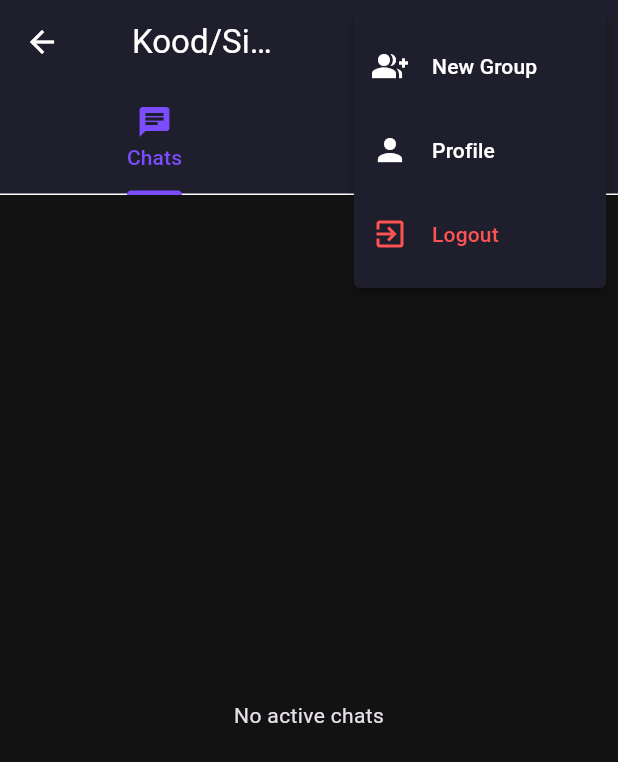
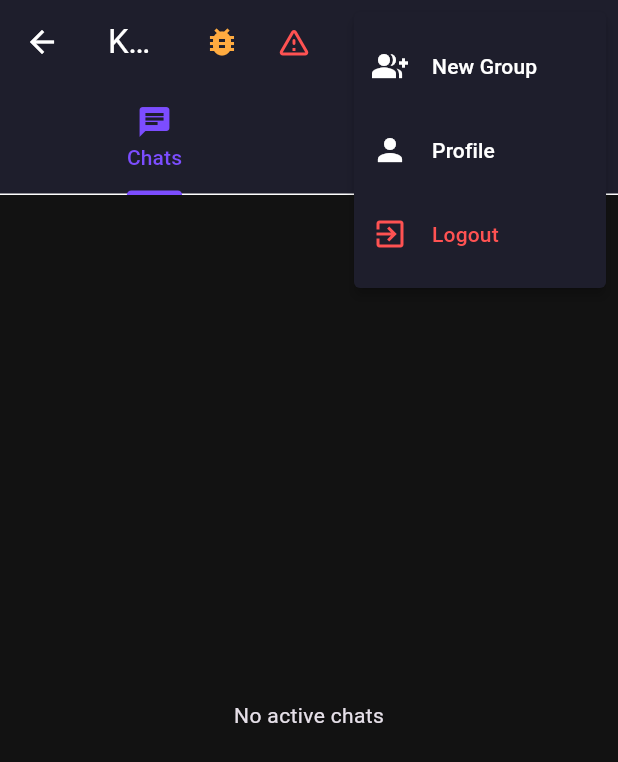
Before and after one commit to onejensen/web-messenger, a Flutter app: the HomeScreen screen opened by its route, after a tap on the "more vert" icon, on a phone screen of 412 x 824 dp. Shown: the top 762 px of the screen. Run offline on Flutter 3.47's test engine with Material 3 defaults, Android fonts, the phone set to English and light mode, and no system bars; our stand-ins replace audioplayers, chewie, flutter_secure_storage, image_picker, permission_handler, shared_preferences and 2 more; missing offline and left inert: record; accounts and stored records are empty; network calls fail.

Commit message:
Add explicit test buttons to AppBar for error recovery demonstration

```diff
--- a/frontend/lib/screens/home_screen.dart
+++ b/frontend/lib/screens/home_screen.dart
@@ -140,21 +140,7 @@ class _HomeScreenState extends State<HomeScreen> with WidgetsBindingObserver {
     final chat = Provider.of<ChatProvider>(context, listen: false);
 
     return AppBar(
-      centerTitle: true,
-      title: InkWell(
-        onDoubleTap: () {
-          debugPrint('Simulating UI Crash...');
-          throw FlutterError('Simulated UI crash for demonstration');
-        },
-        onLongPress: () {
-          debugPrint('Simulating Async Error...');
-          Future.error('Simulated asynchronous exception for demonstration');
-        },
-        child: Padding(
-          padding: const EdgeInsets.symmetric(vertical: 8.0, horizontal: 16.0),
-          child: const Text('Kood/Sisu Messenger'),
-        ),
-      ),
+      title: const Text('Kood/Sisu Messenger'),
       bottom: isMobile
           ? const TabBar(
               tabs: [
@@ -165,6 +151,22 @@ class _HomeScreenState extends State<HomeScreen> with WidgetsBindingObserver {
             )
           : null,
       actions: [
+        IconButton(
+          icon: const Icon(Icons.bug_report, color: Colors.orangeAccent),
+          tooltip: 'Test UI Crash',
+          onPressed: () {
+            debugPrint('Simulating UI Crash...');
+            throw FlutterError('Simulated UI crash for demonstration');
+          },
+        ),
+        IconButton(
+          icon: const Icon(Icons.warning_amber_rounded, color: Colors.redAccent),
+          tooltip: 'Test Async Error',
+          onPressed: () {
+            debugPrint('Simulating Async Error...');
+            Future.error('Simulated asynchronous exception for demonstration');
+          },
+        ),
         IconButton(
           icon: const Icon(Icons.refresh),
           tooltip: 'Sync',
```
